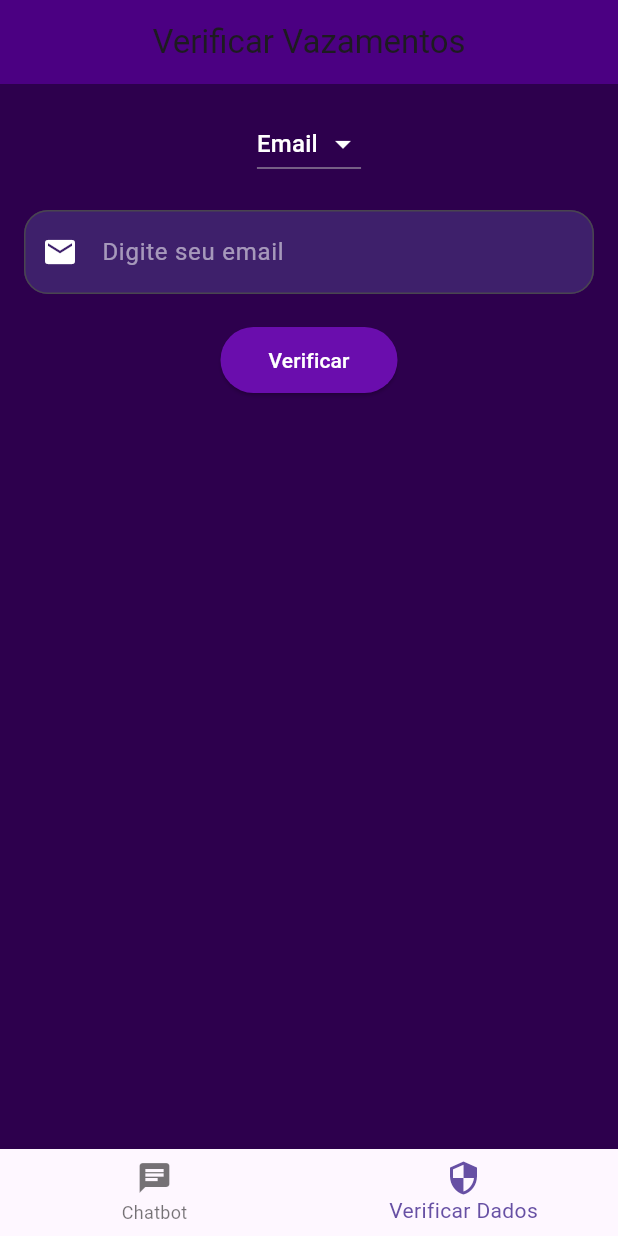
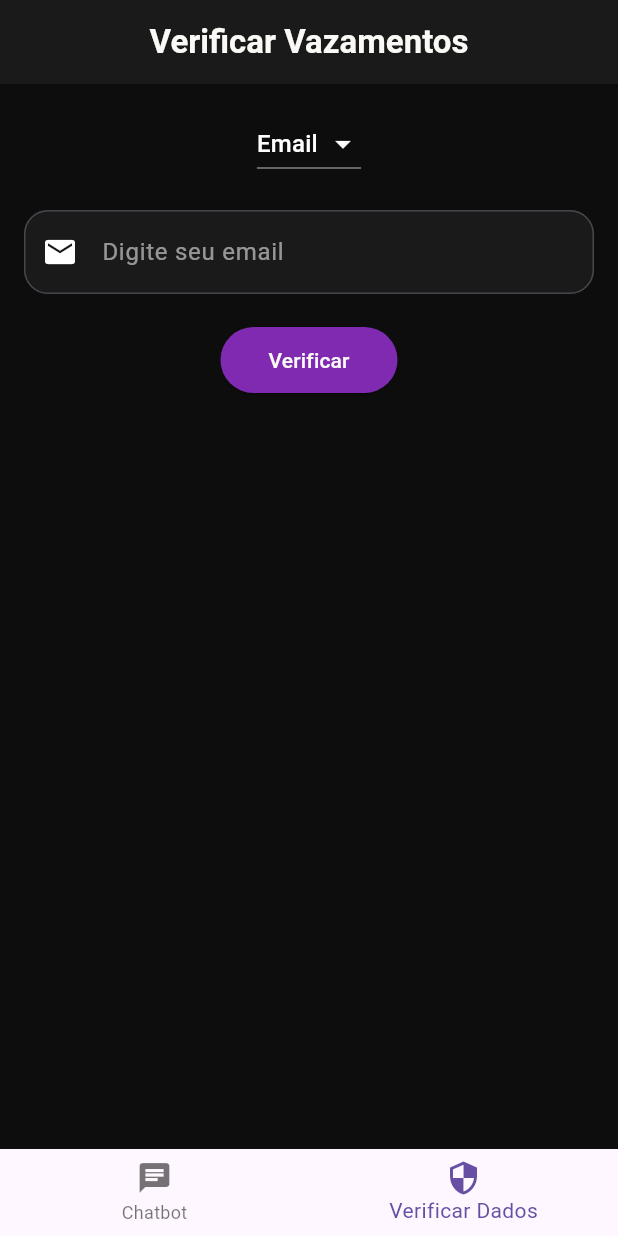
Before and after one commit to Lowpexay/chatbot_sec4you_dart_file_mode, a Flutter app: the screen it shows after launch, item 2 of the bottom bar chosen, on a phone screen of 412 x 824 dp. Run offline on Flutter 3.47's test engine with Material 3 defaults, Android fonts, the phone set to English and light mode, and no system bars; our stand-ins replace flutter_dotenv.

Commit message:
Alteracao nas cores do projeto

```diff
--- a/chatbot_sec4you/lib/leak_check_screen.dart
+++ b/chatbot_sec4you/lib/leak_check_screen.dart
@@ -170,11 +170,18 @@ class _LeakCheckerScreenState extends State<LeakCheckerScreen> {
 @override
 Widget build(BuildContext context) {
   return Scaffold(
-      backgroundColor: const Color(0xFF2d004d),
+    backgroundColor: const Color(0xFF0D0D0D), // Preto/Cinza
     appBar: AppBar(
-        title: const Text('Verificar Vazamentos'),
-        backgroundColor: const Color(0xFF4b0082),
+      title: const Text(
+        'Verificar Vazamentos',
+        style: TextStyle(
+          color: Color(0xFFFAF9F6), // Branco puro
+          fontWeight: FontWeight.bold,
+        ),
+      ),
+      backgroundColor: const Color(0xFF1A1A1A), // Cinza escuro
       centerTitle: true,
+      iconTheme: const IconThemeData(color: Color(0xFFFAF9F6)), // Ícones brancos
     ),
     body: Padding(
       padding: const EdgeInsets.all(16.0),
@@ -182,7 +189,7 @@ class _LeakCheckerScreenState extends State<LeakCheckerScreen> {
         children: [
           DropdownButton<String>(
             value: selectedType,
-              dropdownColor: const Color(0xFF4b0082),
+            dropdownColor: const Color(0xFF1A1A1A), // Cinza escuro
             iconEnabledColor: Colors.white,
             items: <String>['Email', 'Senha'].map((String value) {
               return DropdownMenuItem<String>(
@@ -204,7 +211,7 @@ class _LeakCheckerScreenState extends State<LeakCheckerScreen> {
           TextField(
             controller: _dataController,
             enabled: !isLoading,
-              style: const TextStyle(color: Colors.white),
+            style: const TextStyle(color: Color(0xFFFAF9F6)), // Branco
             decoration: InputDecoration(
               prefixIcon: Icon(
                 selectedType == 'Email' ? Icons.email : Icons.lock,
@@ -215,7 +222,7 @@ class _LeakCheckerScreenState extends State<LeakCheckerScreen> {
                   : 'Digite sua senha',
               hintStyle: const TextStyle(color: Colors.white54),
               filled: true,
-                fillColor: const Color(0xFF3e206b),
+              fillColor: const Color(0xFF1A1A1A), // Cinza escuro
               border: OutlineInputBorder(
                 borderRadius: BorderRadius.circular(16),
               ),
@@ -226,24 +233,27 @@ class _LeakCheckerScreenState extends State<LeakCheckerScreen> {
           ElevatedButton(
             onPressed: isLoading ? null : verifyData,
             style: ElevatedButton.styleFrom(
-                backgroundColor: const Color(0xFF6a0dad),
+              backgroundColor: const Color(0xFF7F2AB1), // Roxo claro
               padding: const EdgeInsets.symmetric(horizontal: 32, vertical: 12),
             ),
             child: isLoading
-                  ? const CircularProgressIndicator(color: Colors.white)
-                  : const Text('Verificar', style: TextStyle(color: Colors.white)),
+                ? const CircularProgressIndicator(color: Color(0xFFFAF9F6)) // Branco
+                : const Text('Verificar', style: TextStyle(color: Color(0xFFFAF9F6))),
           ),
           const SizedBox(height: 20),
           if (resultMessage.isNotEmpty)
             Text(
               resultMessage,
-                style: const TextStyle(color: Colors.white, fontSize: 16),
+              style: const TextStyle(
+                color: Color(0xFFFAF9F6), // Branco puro
+                fontSize: 16,
+                fontWeight: FontWeight.bold,
+              ),
               textAlign: TextAlign.center,
             ),
         ],
       ),
     ),
   );
-
 }
 }
```
Also changed, not shown: chatbot_sec4you/lib/chat_screen.dart (+21 -13 lines). Lines whose indentation alone changed are shown as unchanged.
